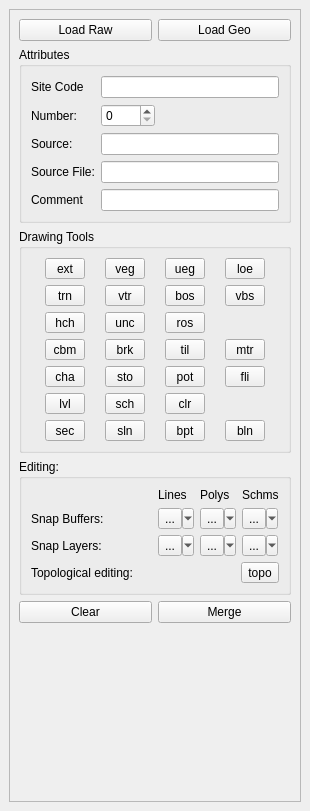
lparchaeology/ArkPlan, file plan/plan_dock_base.ui: the form before one commit.
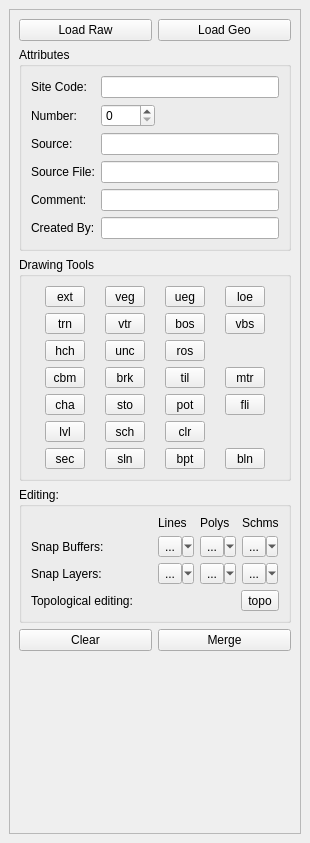
The form after the commit. Custom widgets are drawn as their Qt base class.

Commit message: Populate Created By attribute

Patch:
```diff
--- a/plan/plan_dock_base.ui
+++ b/plan/plan_dock_base.ui
@@ -7,7 +7,7 @@
     <x>0</x>
     <y>0</y>
     <width>310</width>
-    <height>811</height>
+    <height>843</height>
    </rect>
   </property>
   <property name="sizePolicy">
@@ -41,7 +41,7 @@
          <x>0</x>
          <y>0</y>
          <width>284</width>
-         <height>759</height>
+         <height>791</height>
         </rect>
        </property>
        <layout class="QVBoxLayout" name="verticalLayout">
@@ -75,7 +75,7 @@
            <item row="0" column="0">
             <widget class="QLabel" name="m_siteLabel">
              <property name="text">
-              <string>Site Code</string>
+              <string>Site Code:</string>
              </property>
              <property name="buddy">
               <cstring>m_siteEdit</cstring>
@@ -136,7 +136,7 @@
            <item row="4" column="0">
             <widget class="QLabel" name="m_commentLabel">
              <property name="text">
-              <string>Comment</string>
+              <string>Comment:</string>
              </property>
              <property name="buddy">
               <cstring>m_commentEdit</cstring>
@@ -156,6 +156,19 @@
            <item row="3" column="1">
             <widget class="QLineEdit" name="m_sourceFileEdit"/>
            </item>
+           <item row="5" column="0">
+            <widget class="QLabel" name="m_createdByLabel">
+             <property name="text">
+              <string>Created By:</string>
+             </property>
+             <property name="buddy">
+              <cstring>m_createdByEdit</cstring>
+             </property>
+            </widget>
+           </item>
+           <item row="5" column="1">
+            <widget class="QLineEdit" name="m_createdByEdit"/>
+           </item>
           </layout>
          </widget>
         </item>
```
Left out of the diff: 27 changed lines with no effect on the pictures. The commit also changes 3 other files.
